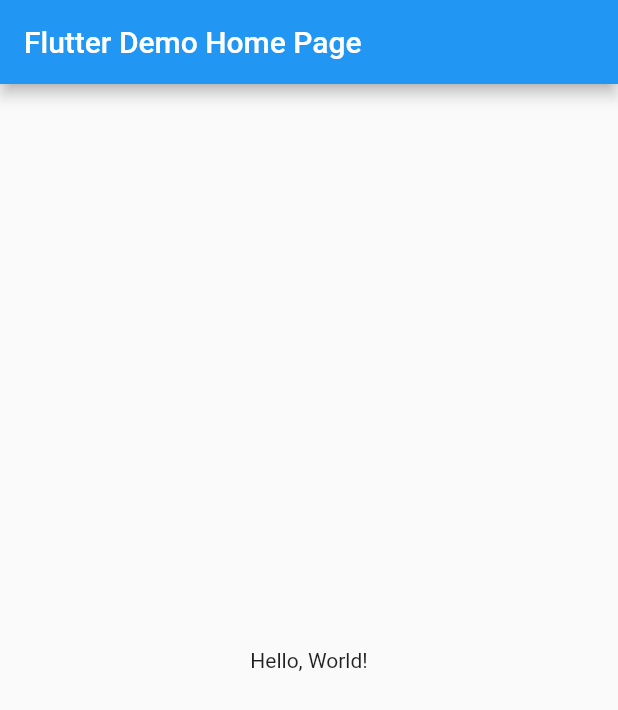
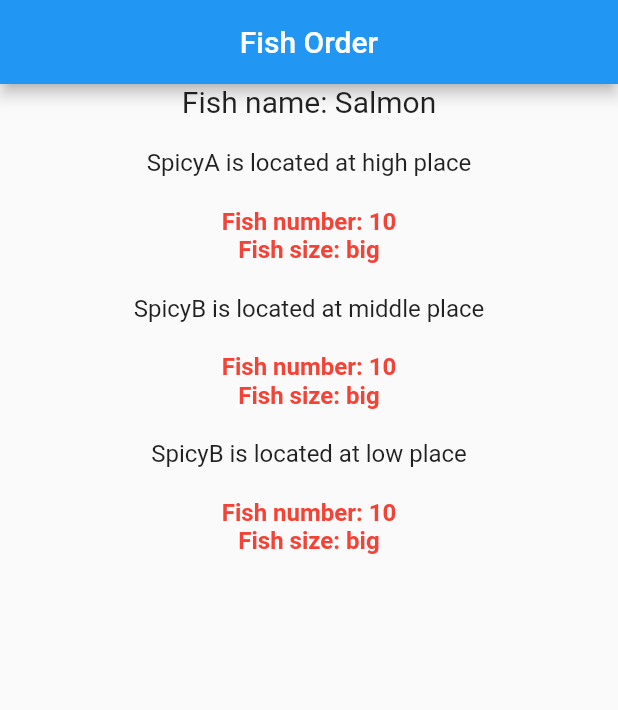
Before and after one commit to y8nju/flutter_provider, a Flutter app: the screen it shows after launch, on a phone screen of 412 x 824 dp. Shown: the top 710 px of the screen. Run offline on Flutter 3.47's test engine with Material 2 defaults, Android fonts, the phone set to English and light mode, and no system bars.

Commit message:
feat: Provider, State management

```diff
--- /dev/null
+++ b/lib/fish_model.dart
@@ -0,0 +1,11 @@
+class FishModel {
+  final String name;
+  final int number;
+  final String size;
+
+  FishModel({
+    required this.name,
+    required this.number,
+    required this.size,
+  });
+}
--- a/lib/main.dart
+++ b/lib/main.dart
@@ -1,4 +1,6 @@
 import 'package:flutter/material.dart';
+import 'package:provider/provider.dart';
+import 'package:providerexample/fish_model.dart';
 
 void main() => runApp(MyApp());
 
@@ -7,36 +9,262 @@ class MyApp extends StatelessWidget {
   // This widget is the root of your application.
   @override
   Widget build(BuildContext context) {
-    return MaterialApp(
-      // Application name
-      title: 'Flutter Hello World',
-      // Application theme data, you can set the colors for the application as
-      // you want
-      theme: ThemeData(
-        primarySwatch: Colors.blue,
+    return Provider(
+      create: (context) => FishModel(
+        name: 'Salmon',
+        number: 10,
+        size: 'big',
       ),
-      // A widget which will be started on application startup
-      home: MyHomePage(title: 'Flutter Demo Home Page'),
+      child: MaterialApp(
+        home: FishOrder(),
+      ),
     );
   }
 }
 
-class MyHomePage extends StatelessWidget {
-  final String title;
-  const MyHomePage({super.key, required this.title});
+class FishOrder extends StatelessWidget {
+  const FishOrder({Key? key}) : super(key: key);
 
   @override
   Widget build(BuildContext context) {
     return Scaffold(
-      appBar: AppBar(
-        // The title text which will be shown on the action bar
-        title: Text(title),
-      ),
-      body: Center(
-        child: Text(
-          'Hello, World!',
+        appBar: AppBar(
+          title: Text('Fish Order'),
+          centerTitle: true,
         ),
-      ),
+        body: Center(
+          child: Column(
+            children: [
+              Text.rich(
+                TextSpan(
+                  style: TextStyle(
+                    fontSize: 20,
+                  ),
+                  children: [
+                    TextSpan(
+                      text: 'Fish name: ',
+                    ),
+                    TextSpan(
+                      text: '${Provider.of<FishModel>(context).name}',
+                    ),
+                  ],
+                ),
+              ),
+              SizedBox(
+                height: 20,
+              ),
+              High()
+            ],
+          ),
+        ));
+  }
+}
+
+class High extends StatelessWidget {
+  const High({Key? key}) : super(key: key);
+
+  @override
+  Widget build(BuildContext context) {
+    return Column(
+      children: [
+        Text(
+          'SpicyA is located at high place',
+          style: TextStyle(
+            fontSize: 16,
+          ),
+        ),
+        SizedBox(
+          height: 20,
+        ),
+        SpicyA()
+      ],
     );
   }
 }
+
+class SpicyA extends StatelessWidget {
+  const SpicyA({Key? key}) : super(key: key);
+
+  @override
+  Widget build(BuildContext context) {
+    return Column(
+      children: [
+        Text.rich(
+          TextSpan(
+              style: TextStyle(
+                fontSize: 16,
+                color: Colors.red,
+                fontWeight: FontWeight.bold,
+              ),
+              children: [
+                TextSpan(
+                  text: 'Fish number: ',
+                ),
+                TextSpan(
+                  text: '${Provider.of<FishModel>(context).number}',
+                )
+              ]),
+        ),
+        Text.rich(
+          TextSpan(
+              style: TextStyle(
+                fontSize: 16,
+                color: Colors.red,
+                fontWeight: FontWeight.bold,
+              ),
+              children: [
+                TextSpan(
+                  text: 'Fish size: ',
+                ),
+                TextSpan(
+                  text: '${Provider.of<FishModel>(context).size}',
+                )
+              ]),
+        ),
+        SizedBox(
+          height: 20,
+        ),
+        Middle()
+      ],
+    );
+  }
+}
+
+class Middle extends StatelessWidget {
+  const Middle({Key? key}) : super(key: key);
+
+  @override
+  Widget build(BuildContext context) {
+    return Column(
+      children: [
+        Text(
+          'SpicyB is located at middle place',
+          style: TextStyle(
+            fontSize: 16,
+          ),
+        ),
+        SizedBox(
+          height: 20,
+        ),
+        SpicyB()
+      ],
+    );
+  }
+}
+
+class SpicyB extends StatelessWidget {
+  const SpicyB({Key? key}) : super(key: key);
+
+  @override
+  Widget build(BuildContext context) {
+    return Column(
+      children: [
+        Text.rich(
+          TextSpan(
+              style: TextStyle(
+                fontSize: 16,
+                color: Colors.red,
+                fontWeight: FontWeight.bold,
+              ),
+              children: [
+                TextSpan(
+                  text: 'Fish number: ',
+                ),
+                TextSpan(
+                  text: '${Provider.of<FishModel>(context).number}',
+                )
+              ]),
+        ),
+        Text.rich(
+          TextSpan(
+              style: TextStyle(
+                fontSize: 16,
+                color: Colors.red,
+                fontWeight: FontWeight.bold,
+              ),
+              children: [
+                TextSpan(
+                  text: 'Fish size: ',
+                ),
+                TextSpan(
+                  text: '${Provider.of<FishModel>(context).size}',
+                )
+              ]),
+        ),
+        SizedBox(
+          height: 20,
+        ),
+        Low()
+      ],
+    );
+  }
+}
+
+class Low extends StatelessWidget {
+  const Low({Key? key}) : super(key: key);
+
+  @override
+  Widget build(BuildContext context) {
+    return Column(
+      children: [
+        Text(
+          'SpicyB is located at low place',
+          style: TextStyle(
+            fontSize: 16,
+          ),
+        ),
+        SizedBox(
+          height: 20,
+        ),
+        SpicyC()
+      ],
+    );
+  }
+}
+
+class SpicyC extends StatelessWidget {
+  const SpicyC({Key? key}) : super(key: key);
+
+  @override
+  Widget build(BuildContext context) {
+    return Column(
+      children: [
+        Text.rich(
+          TextSpan(
+              style: TextStyle(
+                fontSize: 16,
+                color: Colors.red,
+                fontWeight: FontWeight.bold,
+              ),
+              children: [
+                TextSpan(
+                  text: 'Fish number: ',
+                ),
+                TextSpan(
+                  text: '${Provider.of<FishModel>(context).number}',
+                )
+              ]),
+        ),
+        Text.rich(
+          TextSpan(
+              style: TextStyle(
+                fontSize: 16,
+                color: Colors.red,
+                fontWeight: FontWeight.bold,
+              ),
+              children: [
+                TextSpan(
+                  text: 'Fish size: ',
+                ),
+                TextSpan(
+                  text: '${Provider.of<FishModel>(context).size}',
+                )
+              ]),
+        ),
+        SizedBox(
+          height: 20,
+        ),
+      ],
+    );
+  }
+}
--- a/pubspec.yaml
+++ b/pubspec.yaml
@@ -9,6 +9,7 @@ environment:
 dependencies:
   flutter:
     sdk: flutter
+  provider: ^6.0.5
 
 dev_dependencies:
   flutter_test:
```
